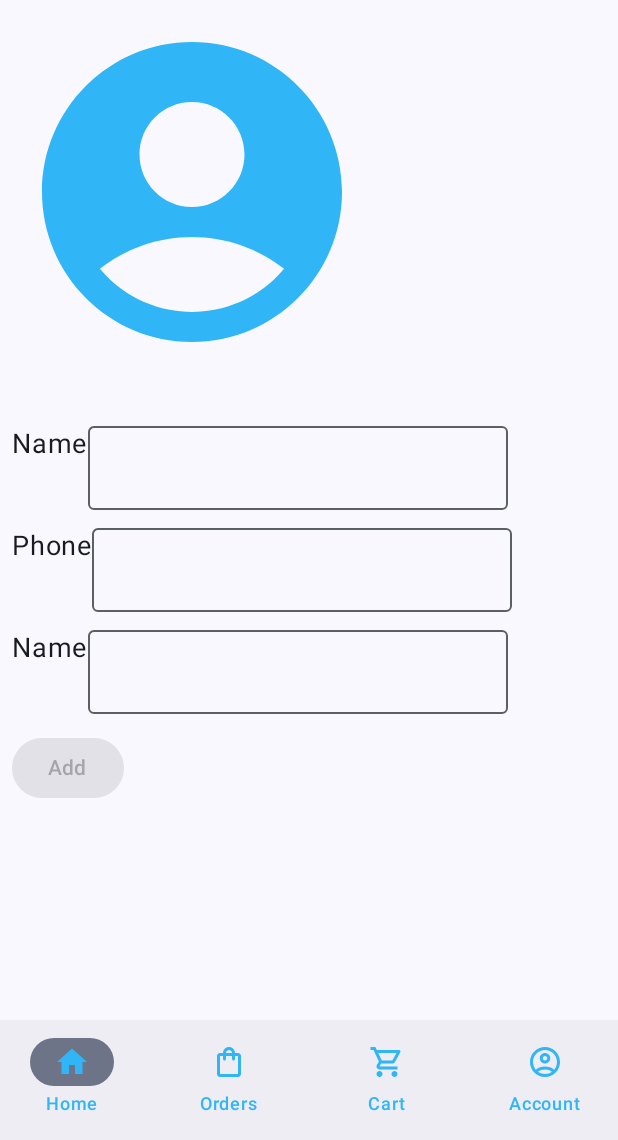
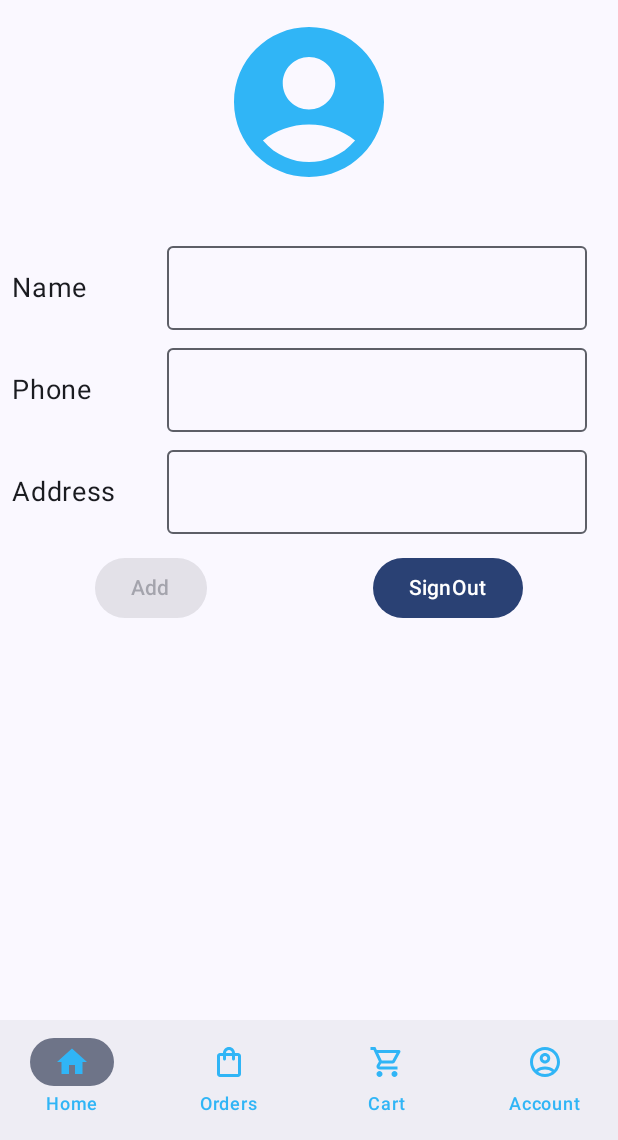
Before and after one commit to jatinkumar2409/My-Commerce, an Android app built with Jetpack Compose: the UserScreen screen opened through its navigation route, on a phone screen of 412 x 824 dp, the part 96-1236 px from its top. Run offline under Robolectric (Android 15) with nearby library versions, the phone set to English and light mode, and no system bars; our stand-ins replace Firebase (no records; nobody signed in at launch, a user with empty details on screens opened directly); libraries missing offline, so code that uses them is left out: com.razorpay; pictures from the network do not load; 5 statements that could not run were skipped.

Commit message:
second commit

```diff
--- a/app/src/main/java/com/example/mycommerce/MainActivity.kt
+++ b/app/src/main/java/com/example/mycommerce/MainActivity.kt
@@ -42,6 +42,8 @@ import com.example.mycommerce.presentation.SignIn.SignInScreen
 import com.example.mycommerce.presentation.SignInScreen
 import com.example.mycommerce.presentation.UserScreen
 import com.example.mycommerce.ui.theme.MyCommerceTheme
+import com.google.firebase.Firebase
+import com.google.firebase.auth.auth
 import com.razorpay.PaymentData
 import com.razorpay.PaymentResultWithDataListener
 import org.koin.androidx.viewmodel.ext.android.viewModel
@@ -60,6 +62,7 @@ class MainActivity : ComponentActivity(), PaymentResultWithDataListener {
         val miniViewModel by viewModel<MiniViewModel>()
         setContent {
             MyCommerceTheme {
+                val user = Firebase.auth.currentUser
                val navController = rememberNavController()
                 val currentBackStack by navController.currentBackStackEntryAsState()
                 val currentDestination = currentBackStack?.destination?.route
@@ -76,7 +79,7 @@ class MainActivity : ComponentActivity(), PaymentResultWithDataListener {
                         }
                     }
                 ) { ip ->
-                    NavHost(navController = navController, startDestination = SignInScreen , modifier = Modifier.padding(bottom = ip.calculateBottomPadding())) {
+                    NavHost(navController = navController, startDestination = if (user != null) HomeScreen else SignInScreen , modifier = Modifier.padding(bottom = ip.calculateBottomPadding())) {
                         composable<SignInScreen> {
                             SignInScreen(navController)
                         }
@@ -91,7 +94,7 @@ class MainActivity : ComponentActivity(), PaymentResultWithDataListener {
                             com.example.mycommerce.presentation.Orders.OrdersScreen(viewModel = ordersViewModel , navController = navController)
                         }
                         composable<UserScreen> {
-                            com.example.mycommerce.presentation.About.UserScreen()
+                            com.example.mycommerce.presentation.About.UserScreen(navController)
                         }
                         composable<ProductScreen> {
                             val args = it.toRoute<ProductScreen>()
--- a/app/src/main/java/com/example/mycommerce/data/AlarmReciever.kt
+++ b/app/src/main/java/com/example/mycommerce/data/AlarmReciever.kt
@@ -23,7 +23,7 @@ class AlarmReciever : BroadcastReceiver() , KoinComponent {
     var body : String = ""
     override fun onReceive(context: Context?, intent: Intent?) {
 
-//        Log.d("tag" , "on Recieve called")
+
 
     val id = intent?.getStringExtra("id")
 
@@ -37,7 +37,7 @@ class AlarmReciever : BroadcastReceiver() , KoinComponent {
                                   firestore.collection("users").whereEqualTo("id" ,userId ).get().addOnSuccessListener {
                                               token = it.first().getString("token") ?: ""
                                                   CoroutineScope(Dispatchers.Default).launch {
-                                                  Log.d("tag", body)
+
                                                   fcm.notifyfcm(
                                                       token,
                                                       "Order Delivered",
--- a/app/src/main/java/com/example/mycommerce/data/FirebaseTokenService.kt
+++ b/app/src/main/java/com/example/mycommerce/data/FirebaseTokenService.kt
@@ -36,7 +36,9 @@ class FirebaseTokenService : FirebaseMessagingService() {
     }
 
     private fun showNotification(title: String?, body: String?) {
-        val intent = Intent(this, MainActivity::class.java)
+        val intent = Intent(this, MainActivity::class.java).apply {
+            flags =  Intent.FLAG_ACTIVITY_NEW_TASK or Intent.FLAG_ACTIVITY_CLEAR_TASK
+        }
         val pendingIntent = PendingIntent.getActivity(
             this,
             0,
--- a/app/src/main/java/com/example/mycommerce/data/TriggerFcmImpl.kt
+++ b/app/src/main/java/com/example/mycommerce/data/TriggerFcmImpl.kt
@@ -42,7 +42,7 @@ class TriggerFcmImpl : TriggerFcm {
             contentType(io.ktor.http.ContentType.Application.Json)
            setBody(fcmData(token , title , body))
         }.bodyAsText()
-        Log.d("tag" , a)
+
     }
 }
 
--- a/app/src/main/java/com/example/mycommerce/presentation/About/UserScreen.kt
+++ b/app/src/main/java/com/example/mycommerce/presentation/About/UserScreen.kt
@@ -1,6 +1,7 @@
 package com.example.mycommerce.presentation.About
 
 import android.widget.Toast
+import androidx.compose.foundation.layout.Arrangement
 import androidx.compose.foundation.layout.Column
 import androidx.compose.foundation.layout.Row
 import androidx.compose.foundation.layout.Spacer
@@ -9,23 +10,30 @@ import androidx.compose.foundation.layout.fillMaxWidth
 import androidx.compose.foundation.layout.height
 import androidx.compose.foundation.layout.padding
 import androidx.compose.foundation.layout.size
+import androidx.compose.foundation.layout.width
 import androidx.compose.material.icons.Icons
 import androidx.compose.material.icons.filled.AccountCircle
 import androidx.compose.material3.Button
+import androidx.compose.material3.ButtonDefaults
 import androidx.compose.material3.Icon
 import androidx.compose.material3.OutlinedTextField
 import androidx.compose.material3.Scaffold
 import androidx.compose.material3.Text
 import androidx.compose.runtime.Composable
+import androidx.compose.runtime.LaunchedEffect
 import androidx.compose.runtime.getValue
 import androidx.compose.runtime.mutableStateOf
 import androidx.compose.runtime.remember
 import androidx.compose.runtime.setValue
+import androidx.compose.ui.Alignment
 import androidx.compose.ui.Modifier
+import androidx.compose.ui.graphics.Color
 import androidx.compose.ui.platform.LocalContext
 import androidx.compose.ui.unit.dp
 import androidx.compose.ui.unit.sp
+import androidx.navigation.NavHostController
 import com.example.mycommerce.presentation.Home.AppBar
+import com.example.mycommerce.presentation.SignInScreen
 import com.example.mycommerce.presentation.UserScreen
 import com.example.mycommerce.ui.theme.Blue
 import com.google.firebase.Firebase
@@ -33,7 +41,7 @@ import com.google.firebase.auth.auth
 import com.google.firebase.firestore.FirebaseFirestore
 
 @Composable
-fun UserScreen() {
+fun UserScreen(navController : NavHostController) {
     val firestore = FirebaseFirestore.getInstance()
     val user = Firebase.auth.currentUser
   val context = LocalContext.current
@@ -47,47 +55,58 @@ fun UserScreen() {
         mutableStateOf("")
     }
     var oldInfo by remember {
-        mutableStateOf(UserData("" , "" , ""))
+        mutableStateOf(UserData("a" , "" , ""))
     }
     Scaffold(modifier = Modifier.fillMaxSize() , topBar = {
         AppBar(true)
     }) { ip->
-        firestore.collection("users").whereEqualTo("id" ,user?.uid).get().addOnSuccessListener { it ->
+        LaunchedEffect(Unit) {
+            firestore.collection("users").whereEqualTo("id", user?.uid).get()
+                .addOnSuccessListener { it ->
                     it.first().let {
                         name = it.getString("name") ?: ""
                         phoneNumber = it.getString("phone") ?: ""
                         address = it.getString("address") ?: ""
-                oldInfo.copy(name , phoneNumber , address)
+                        oldInfo = UserData(
+                            name = it.getString("name") ?: "",
+                            phone = it.getString("phone") ?: "",
+                            address = it.getString("address") ?: ""
+                        )
+                    }
                 }
         }
         Column(modifier = Modifier
             .fillMaxSize()
-            .padding(ip).padding(8.dp)) {
-            Icon(imageVector = Icons.Default.AccountCircle , tint = Blue, modifier = Modifier.size(240.dp) , contentDescription = "user")
+            .padding(ip).padding(8.dp) , horizontalAlignment = Alignment.CenterHorizontally) {
+            Icon(imageVector = Icons.Default.AccountCircle , tint = Blue, modifier = Modifier.size(120.dp) , contentDescription = "user")
             Text(text = user?.email.toString() , fontSize = 24.sp)
             Spacer(modifier = Modifier.height(12.dp))
-             Row(modifier = Modifier.fillMaxWidth()) {
-                 Text(text = "Name" , fontSize = 18.sp)
+             Row(modifier = Modifier.fillMaxWidth() ,  verticalAlignment = Alignment.CenterVertically) {
+                 Text(text = "Name" , fontSize = 18.sp , modifier = Modifier.fillMaxWidth(0.25f))
+                 Spacer(modifier = Modifier.width(4.dp))
                  OutlinedTextField(value = name , onValueChange = {
                      name = it
                  })
              }
             Spacer(modifier = Modifier.height(12.dp))
-            Row(modifier = Modifier.fillMaxWidth()) {
-                Text(text = "Phone" , fontSize = 18.sp)
+            Row(modifier = Modifier.fillMaxWidth() , verticalAlignment = Alignment.CenterVertically) {
+                Text(text = "Phone" , fontSize = 18.sp , modifier = Modifier.fillMaxWidth(0.25f))
+                Spacer(modifier = Modifier.width(4.dp))
                 OutlinedTextField(value = phoneNumber , onValueChange = {
                     phoneNumber = it
                 })
             }
             Spacer(modifier = Modifier.height(12.dp))
 
-            Row(modifier = Modifier.fillMaxWidth()) {
-                Text(text = "Name" , fontSize = 18.sp)
+            Row(modifier = Modifier.fillMaxWidth() ,  verticalAlignment = Alignment.CenterVertically) {
+                Text(text = "Address" , fontSize = 18.sp , modifier = Modifier.fillMaxWidth(0.25f))
+                Spacer(modifier = Modifier.width(4.dp))
                 OutlinedTextField(value = address , onValueChange = {
                     address = it
                 })
             }
             Spacer(modifier = Modifier.height(12.dp))
+            Row(modifier = Modifier.fillMaxWidth() , horizontalArrangement = Arrangement.SpaceAround) {
                 Button(onClick = {
                     val updates = hashMapOf<String , Any>(
                         "name" to name , "phone" to phoneNumber , "address" to address
@@ -97,9 +116,19 @@ fun UserScreen() {
                             Toast.makeText(context, "Data updated", Toast.LENGTH_SHORT).show()
                         }
                     }
-            } , enabled =name != oldInfo.name && phoneNumber != oldInfo.phone && address != oldInfo.address) {
+                } , enabled =(name != oldInfo.name || phoneNumber != oldInfo.phone || address != oldInfo.address) && name.trim().isNotEmpty() && phoneNumber.trim().isNotEmpty()
+                        && address.isNotEmpty() , colors = ButtonDefaults.buttonColors(Blue ,
+                    Color.White)) {
                     Text(text = "Add")
                 }
+                Button(onClick = {
+                    Firebase.auth.signOut()
+                    navController.navigate(SignInScreen)
+                }) {
+                    Text(text = "SignOut")
+                }
+            }
+
 
         }
 
--- a/app/src/main/java/com/example/mycommerce/presentation/Checkout/CheckoutScreen.kt
+++ b/app/src/main/java/com/example/mycommerce/presentation/Checkout/CheckoutScreen.kt
@@ -63,7 +63,6 @@ import java.util.Locale
 fun CheckoutScreen(navController: NavHostController , checkoutViewModel: CheckoutViewModel , list : List<CheckoutProduct> , onPayClick : (Int) -> Unit){
     val status by checkoutViewModel.paymentVerified.collectAsStateWithLifecycle()
     val isConnected by checkoutViewModel.isConnected.collectAsStateWithLifecycle()
-    Log.d("tag1" , list.toString())
     val price = list.sumOf {
         it.price
     }
@@ -99,7 +98,20 @@ fun CheckoutScreen(navController: NavHostController , checkoutViewModel: Checkou
     }) { ip->
     if (status?.success == true || isPayLater){
   checkoutViewModel.addOrder(isPayLater , list){
-      navController.navigate(OrderDetailsScreen(it))
+      if(list.size > 1){
+          firestore.collection("users").whereEqualTo("id" , userId).get().addOnSuccessListener { it ->
+              it.first().reference.collection("cart").get().addOnSuccessListener { it ->
+                  for(i in it ){
+                      i.reference.delete()
+                  }
+              }
+          }
+      }
+      navController.navigate(OrderDetailsScreen(it)){
+          popUpTo(CheckoutScreen){
+              inclusive = true
+          }
+      }
       Toast.makeText(context, "Order Placed", Toast.LENGTH_SHORT).show()
   }
     }
@@ -147,6 +159,10 @@ fun CheckoutScreen(navController: NavHostController , checkoutViewModel: Checkou
                                     )
                                     Text(text = "₹${item.price}")
                                 }
+
+
+                            }
+                        }
                         Row(
                             modifier = Modifier.fillMaxWidth(),
                             horizontalArrangement = Arrangement.End
@@ -156,9 +172,6 @@ fun CheckoutScreen(navController: NavHostController , checkoutViewModel: Checkou
                                 fontWeight = FontWeight.Bold,
                                 fontSize = 18.sp
                             )
-                                }
-
-                            }
                         }
 
                     }
--- a/app/src/main/java/com/example/mycommerce/presentation/Checkout/CheckoutViewModel.kt
+++ b/app/src/main/java/com/example/mycommerce/presentation/Checkout/CheckoutViewModel.kt
@@ -122,7 +122,6 @@ class CheckoutViewModel(private val networkObserver: networkObserver , private v
     }
 
     fun verifyPayment(orderId : String , paymentId : String , signature : String){
-        Log.d("tag" , amount_.toString())
         viewModelScope.launch {
          val body = getClient().post("/verify_payment") {
                 contentType(ContentType.Application.Json)
```
Also changed, not shown: app/src/main/java/com/example/mycommerce/presentation/Cart/CartScreen.kt (+47 -10 lines), app/src/main/java/com/example/mycommerce/presentation/OrderDetails/OrderDetailsScreen.kt (+9 -1 lines), app/src/main/java/com/example/mycommerce/presentation/SignIn/SignInScreen.kt (+47 -6 lines). Lines whose indentation alone changed are shown as unchanged.
